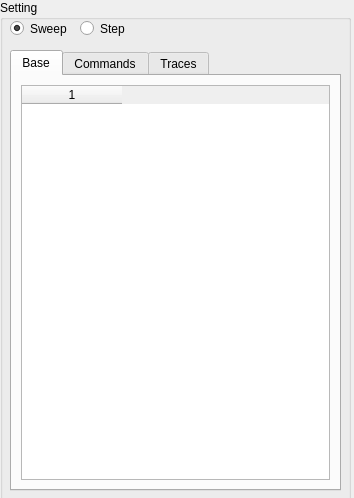
Before: the Qt Designer form Editor/EditorSetting.ui in HenricusRex/TMV3, drawn with Qt 5.
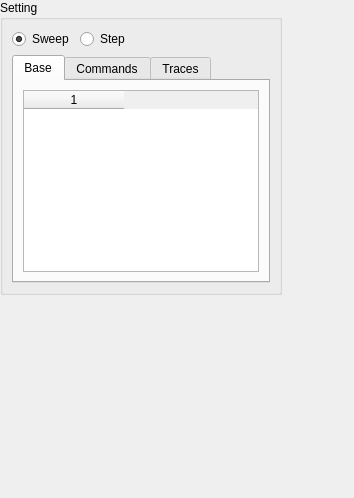
After: the same form once the commit is applied.

Diff of the .ui file:
```diff
--- a/Editor/EditorSetting.ui
+++ b/Editor/EditorSetting.ui
@@ -18,8 +18,8 @@
     <rect>
      <x>0</x>
      <y>0</y>
-     <width>351</width>
-     <height>531</height>
+     <width>282</width>
+     <height>295</height>
     </rect>
    </property>
    <property name="title">
@@ -31,15 +31,26 @@
    <property name="checkable">
     <bool>false</bool>
    </property>
+   <layout class="QFormLayout" name="formLayout">
+    <item row="0" column="0">
+     <widget class="QRadioButton" name="radioButton">
+      <property name="text">
+       <string>Sweep</string>
+      </property>
+      <property name="checked">
+       <bool>true</bool>
+      </property>
+     </widget>
+    </item>
+    <item row="0" column="1">
+     <widget class="QRadioButton" name="radioButton_2">
+      <property name="text">
+       <string>Step</string>
+      </property>
+     </widget>
+    </item>
+    <item row="1" column="0" colspan="2">
    <widget class="QTabWidget" name="tabWidget">
-    <property name="geometry">
-     <rect>
-      <x>10</x>
-      <y>50</y>
-      <width>331</width>
-      <height>441</height>
-     </rect>
-    </property>
     <property name="currentIndex">
      <number>0</number>
     </property>
@@ -89,35 +100,8 @@
      </layout>
     </widget>
    </widget>
-   <widget class="QRadioButton" name="radioButton">
-    <property name="geometry">
-     <rect>
-      <x>10</x>
-      <y>20</y>
-      <width>82</width>
-      <height>17</height>
-     </rect>
-    </property>
-    <property name="text">
-     <string>Sweep</string>
-    </property>
-    <property name="checked">
-     <bool>true</bool>
-    </property>
-   </widget>
-   <widget class="QRadioButton" name="radioButton_2">
-    <property name="geometry">
-     <rect>
-      <x>80</x>
-      <y>20</y>
-      <width>82</width>
-      <height>17</height>
-     </rect>
-    </property>
-    <property name="text">
-     <string>Step</string>
-    </property>
-   </widget>
+    </item>
+   </layout>
   </widget>
  </widget>
  <resources/>
```
Lines whose indentation alone changed are shown as unchanged.
